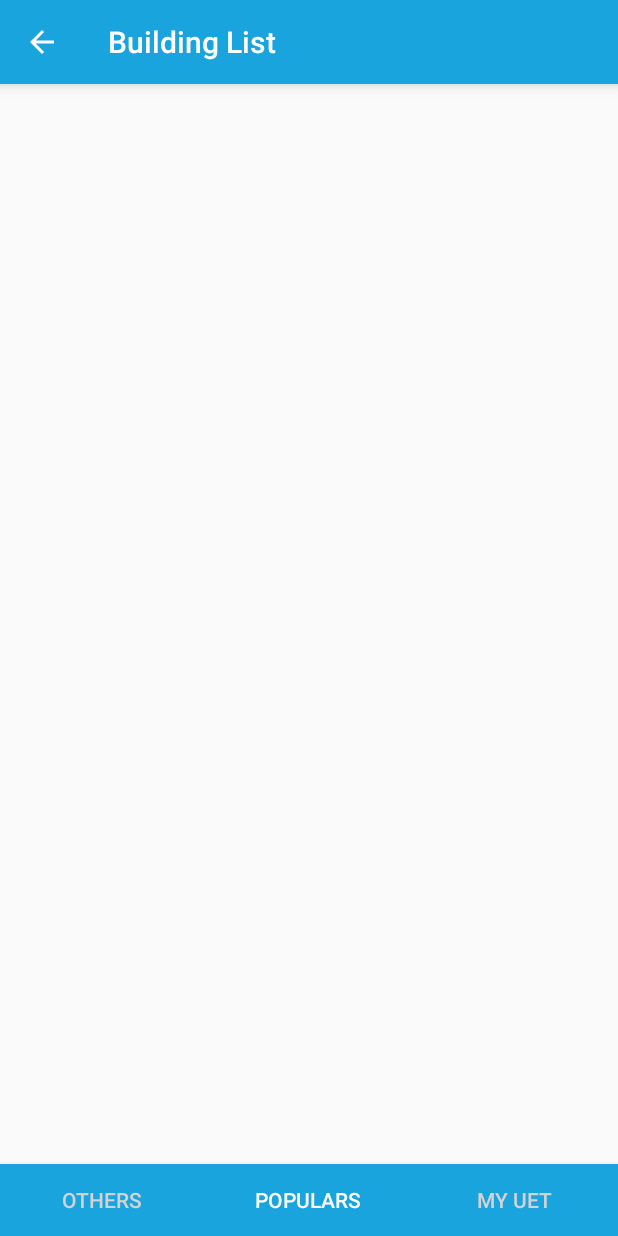
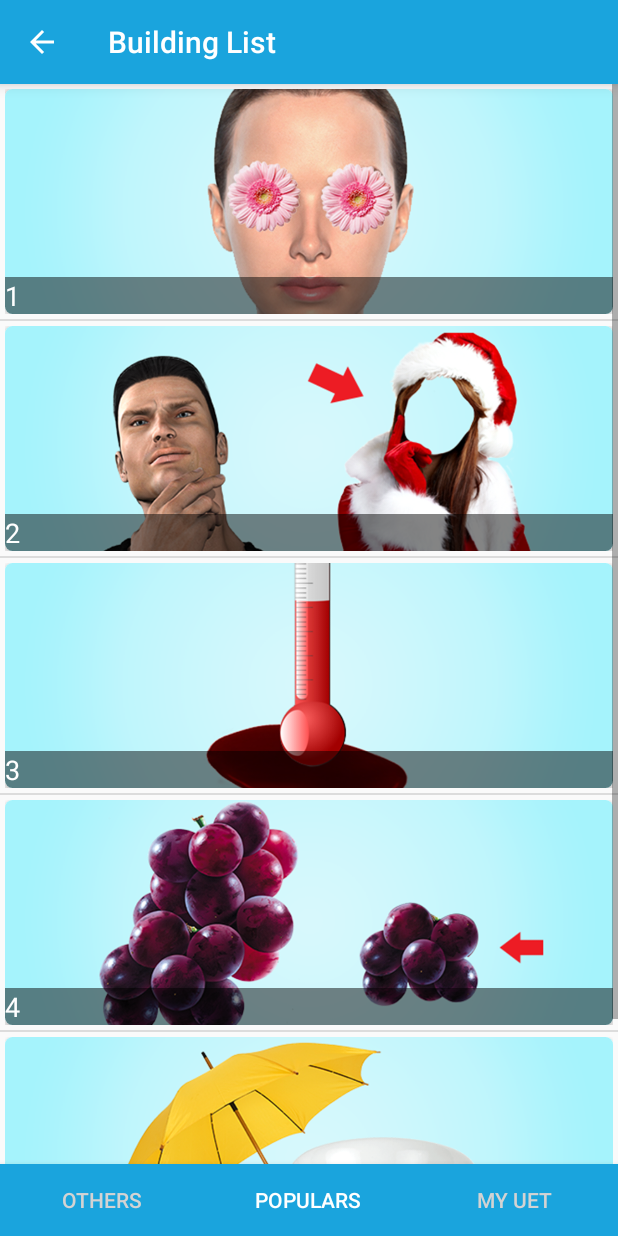
Before and after one commit to Aquarius-VNU/VNUMap, an Android app: the screen it shows after launch (BuildingActivity), item 2 of the bottom bar chosen, on a phone screen of 412 x 824 dp. Run offline under Robolectric (Android 15) with nearby library versions, the phone set to English and light mode, and no system bars.

Commit message:
Add list of cardview

```diff
--- /dev/null
+++ b/app/src/main/java/com/aquarius/vnumap/adapter/CustomListAdapter.java
@@ -0,0 +1,50 @@
+package com.aquarius.vnumap.adapter;
+
+import android.app.Activity;
+import android.content.Context;
+import android.content.Intent;
+import android.view.LayoutInflater;
+import android.view.View;
+import android.view.ViewGroup;
+import android.widget.ArrayAdapter;
+import android.widget.BaseAdapter;
+import android.widget.ImageView;
+import android.widget.TextView;
+
+import com.aquarius.vnumap.R;
+
+import java.util.Objects;
+
+/**
+ * Created by DangDo on 11/15/2015.
+ */
+public class CustomListAdapter extends ArrayAdapter<String>{
+    private Context context;
+    private String[] imgNames;
+    private Integer[] imgIds;
+    private LayoutInflater inflater = null;
+
+
+    public CustomListAdapter(Activity context, String[] imgNames, Integer[] imgIds){
+        super(context, R.layout.card_view, imgNames);
+        this.context = context;
+        this.imgIds = imgIds;
+        this.imgNames = imgNames;
+        this.inflater = LayoutInflater.from(context);
+    }
+
+
+
+    public View getView(int position, View view, ViewGroup parent){
+
+        View cardView = inflater.inflate(R.layout.card_view, null);
+
+        TextView textView = (TextView) cardView.findViewById(R.id.image_name);
+        textView.setText(imgNames[position]);
+
+        ImageView imageView = (ImageView) cardView.findViewById(R.id.img);
+        imageView.setImageResource(imgIds[position]);
+
+        return cardView;
+    }
+}
--- a/app/src/main/java/com/aquarius/vnumap/ui/BuildingActivity.java
+++ b/app/src/main/java/com/aquarius/vnumap/ui/BuildingActivity.java
@@ -39,7 +39,6 @@ public class BuildingActivity extends AppCompatActivity {
                 //back to map
                 Intent intent = new Intent(BuildingActivity.this, MapsActivity.class);
                 startActivity(intent);
-
             }
         });
 
@@ -54,9 +53,9 @@ public class BuildingActivity extends AppCompatActivity {
 
     private void setupViewPager(ViewPager v){
         ViewPagerAdapter adapter = new ViewPagerAdapter(getSupportFragmentManager());
-        adapter.addFragment(new BuildingFragment(), "Others");
-        adapter.addFragment(new BuildingFragment(), "Populars");
-        adapter.addFragment(new BuildingFragment(), "My UET");
+        adapter.addFragment(new BuildingListFragment(), "Others");
+        adapter.addFragment(new BuildingListFragment(), "Populars");
+        adapter.addFragment(new BuildingListFragment(), "My UET");
         v.setAdapter(adapter);
     }
     //Custom adapter to add fragment for each tab
--- a/app/src/main/java/com/aquarius/vnumap/ui/BuildingFragment.java
+++ /dev/null
@@ -1,10 +0,0 @@
-package com.aquarius.vnumap.ui;
-
-
-import android.support.v4.app.Fragment;
-
-/**
- * Created by DangDo on 11/15/2015.
- */
-public class BuildingFragment extends Fragment {
-}
--- /dev/null
+++ b/app/src/main/java/com/aquarius/vnumap/ui/BuildingListFragment.java
@@ -0,0 +1,36 @@
+package com.aquarius.vnumap.ui;
+
+import android.os.Bundle;
+import android.support.v4.app.ListFragment;
+import android.view.View;
+import android.widget.ListView;
+
+import com.aquarius.vnumap.R;
+import com.aquarius.vnumap.adapter.CustomListAdapter;
+
+/**
+ * Created by DangDo on 11/15/2015.
+ */
+public class BuildingListFragment extends ListFragment {
+
+    private Integer[] imgIds ={
+            R.drawable.hoamat, R.drawable.matmat,
+            R.drawable.nhiethuyet, R.drawable.nhonho,
+            R.drawable.oto, R.drawable.sodo
+    };
+    private String[] imgNames = {
+            "1", "2", "3", "4", "5", "6"
+    };
+
+    @Override
+    public void onActivityCreated(Bundle savedInstanceState){
+        super.onActivityCreated(savedInstanceState);
+        CustomListAdapter adapter = new CustomListAdapter(getActivity(), imgNames, imgIds);
+        setListAdapter(adapter);
+    }
+
+    @Override
+    public void onListItemClick(ListView l, View v, int position, long id){
+
+    }
+}
--- a/app/src/main/res/layout/building_fragment_layout.xml
+++ /dev/null
@@ -1,6 +0,0 @@
-<?xml version="1.0" encoding="utf-8"?>
-<LinearLayout xmlns:android="http://schemas.android.com/apk/res/android"
-    android:orientation="vertical" android:layout_width="match_parent"
-    android:layout_height="match_parent">
-
-</LinearLayout>
--- /dev/null
+++ b/app/src/main/res/layout/card_view.xml
@@ -0,0 +1,49 @@
+<?xml version="1.0" encoding="utf-8"?>
+<LinearLayout xmlns:android="http://schemas.android.com/apk/res/android"
+    xmlns:tools="http://schemas.android.com/tools"
+    xmlns:card_view="http://schemas.android.com/apk/res-auto"
+    android:orientation="vertical"
+    android:layout_width="match_parent"
+    android:layout_height="match_parent"
+    android:gravity="center_horizontal"
+    android:padding="3dp">
+
+    <android.support.v7.widget.CardView
+        xmlns:card_view="http://schemas.android.com/apk/res-auto"
+        android:id="@+id/card_view"
+        android:layout_gravity="center"
+        android:layout_width="match_parent"
+        android:layout_height="150dp"
+        card_view:cardCornerRadius="5dp"
+        card_view:cardElevation="4dp"
+        >
+
+        <RelativeLayout
+            android:layout_width="match_parent"
+            android:layout_height="match_parent"
+            >
+
+        <ImageView
+            android:id="@+id/img"
+            android:layout_width="match_parent"
+            android:layout_height="match_parent"
+            android:scaleType="centerCrop"
+            android:layout_alignParentLeft="true"
+            android:layout_alignParentStart="true" />
+        <TextView
+            android:id="@+id/image_name"
+            android:textSize="@dimen/abc_text_size_medium_material"
+            android:layout_width="match_parent"
+            android:layout_height="wrap_content"
+            android:layout_alignParentBottom="true"
+            android:background="#7b000000"
+            android:textColor="@color/background_floating_material_light"
+            />
+
+        </RelativeLayout>
+
+    </android.support.v7.widget.CardView>
+
+
+
+</LinearLayout>
```
Also changed, not shown: app/src/main/res/drawable/hoamat.png (added), app/src/main/res/drawable/matmat.png (added), app/src/main/res/drawable/nhiethuyet.png (added), app/src/main/res/drawable/nhonho.png (added), app/src/main/res/drawable/oto.png (added), app/src/main/res/drawable/sodo.png (added).
